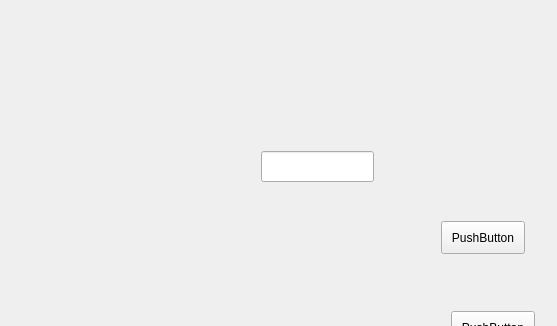
Qt form mainwindow.ui (december0123/dzwiekspert) before a commit; both pictures show x 0 to 557 and y 0 to 326 of the 689 by 485 pixel window.
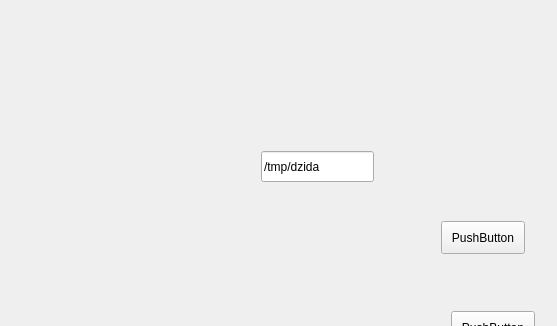
The same form after that commit. The open tabs and pages were chosen to show the change.

The edit to the form file:
```diff
--- a/mainwindow.ui
+++ b/mainwindow.ui
@@ -245,6 +245,9 @@
           <height>31</height>
          </rect>
         </property>
+        <property name="text">
+         <string>/tmp/dzida</string>
+        </property>
        </widget>
        <widget class="QPushButton" name="startRecord">
         <property name="geometry">
```
Left out of the diff: 2 changed lines with no effect on the pictures.
